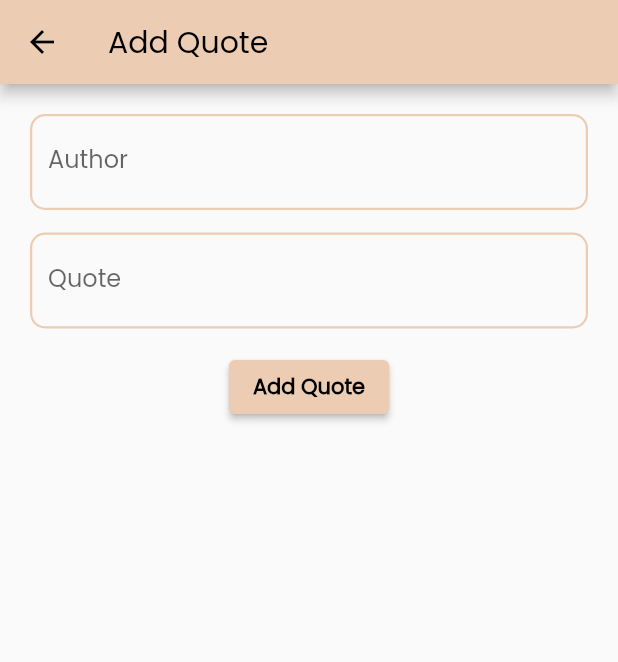
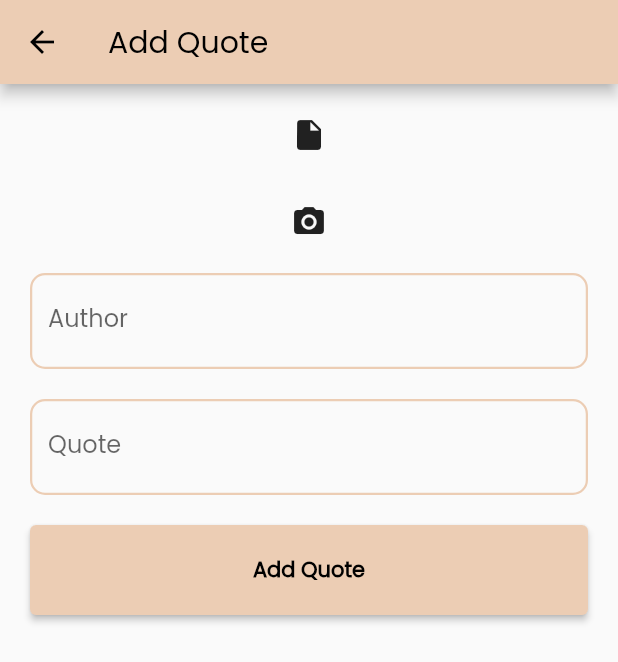
Before and after one commit to aaafrien/FinalProject_PrakTPM, a Flutter app: the AddQuote screen opened directly, on a phone screen of 412 x 824 dp. Shown: the top 662 px of the screen. Run offline on Flutter 3.47's test engine with Material 2 defaults, Android fonts, the phone set to English and light mode, and no system bars; our stand-ins replace hive, hive_flutter, iconsax, image_picker, shared_preferences; accounts and stored records are empty.

Commit message:
final update

```diff
--- a/lib/pages/add_quotes.dart
+++ b/lib/pages/add_quotes.dart
@@ -1,9 +1,9 @@
 import 'package:finalproject/components/palettes.dart';
 import 'package:finalproject/model/quotes_lib.dart';
-import 'package:finalproject/pages/own_quote.dart';
 import 'package:flutter/material.dart';
 import 'package:hive/hive.dart';
-
+import 'dart:io';
+import 'package:image_picker/image_picker.dart';
 import '../boxes.dart';
 
 class AddQuote extends StatefulWidget {
@@ -14,6 +14,18 @@ class AddQuote extends StatefulWidget {
 }
 
 class _AddQuoteState extends State<AddQuote> {
+  String _imagePath = "";
+  final ImagePicker _picker = ImagePicker();
+  Future<String> getImage(bool isCamera) async {
+    final XFile? image;
+    if (isCamera) {
+      image = await _picker.pickImage(source: ImageSource.camera);
+    } else {
+      image = await _picker.pickImage(source: ImageSource.gallery);
+    }
+    return image!.path;
+  }
+
   final formKey = GlobalKey<FormState>();
   final TextEditingController _authorController = TextEditingController();
   final TextEditingController _quoteController = TextEditingController();
@@ -42,17 +54,46 @@ class _AddQuoteState extends State<AddQuote> {
       ),
       body: Padding(
         padding: EdgeInsets.all(10),
-        child: Form(
+        child: Column(
+          children: [
+            IconButton(
+              onPressed: () async {
+                _imagePath = await getImage(false);
+                setState(() {});
+              },
+              icon: Icon(Icons.insert_drive_file),
+            ),
+            SizedBox(
+              height: 10,
+            ),
+            IconButton(
+              onPressed: () async {
+                _imagePath = await getImage(true);
+                setState(() {});
+              },
+              icon: Icon(Icons.camera_alt),
+            ),
+            _imagePath.isEmpty
+                ? Container()
+                : Image.file(
+                    File(_imagePath),
+                    height: 300,
+                    width: 300,
+                  ),
+            Form(
               key: formKey,
               child: Padding(
                 padding: EdgeInsets.all(10),
                 child: Column(
                   children: [
                     _authorField(),
-                  SizedBox(height: 15),
+                    SizedBox(height: 20),
                     _quotesField(),
-                  SizedBox(height: 15),
-                  ElevatedButton(
+                    SizedBox(height: 20),
+                    Container(
+                      width: MediaQuery.of(context).size.width,
+                      height: 60,
+                      child: ElevatedButton(
                         onPressed: () {
                           if (formKey.currentState!.validate()) {
                             _quoteLib.add(Quote(
@@ -67,10 +108,14 @@ class _AddQuoteState extends State<AddQuote> {
                         },
                         child: Text("Add Quote",
                             style: TextStyle(fontWeight: FontWeight.bold)),
-                  )
+                      ),
+                    ),
                   ],
                 ),
-            )),
+              ),
+            ),
+          ],
+        ),
       ),
     );
   }
--- a/lib/pages/splashscreen.dart
+++ b/lib/pages/splashscreen.dart
@@ -1,5 +1,4 @@
 import 'dart:async';
-
 import 'package:finalproject/components/palettes.dart';
 import 'package:finalproject/pages/login.dart';
 import 'package:flutter/material.dart';
--- a/lib/routes/routes.dart
+++ b/lib/routes/routes.dart
@@ -1,3 +1,4 @@
+import 'package:finalproject/pages/own_quote.dart';
 import 'package:flutter/cupertino.dart';
 import 'package:flutter/material.dart';
 import 'package:finalproject/pages/homepage.dart';
--- a/pubspec.yaml
+++ b/pubspec.yaml
@@ -43,6 +43,8 @@ dependencies:
   hive_generator: ^1.1.3
   path_provider: ^2.0.10
   sqflite: ^2.0.2
+  image_picker: ^0.8.5+3
+  image_picker_for_web: ^2.1.8
 
 dev_dependencies:
   flutter_test:
```
Also changed, not shown: lib/pages/detail_quotes.dart (deleted, +0 -28 lines), lib/pages/homepage.dart (+31 -19 lines), lib/pages/own_quote.dart (+7 -7 lines), pubspec.lock. Lines whose indentation alone changed are shown as unchanged.
